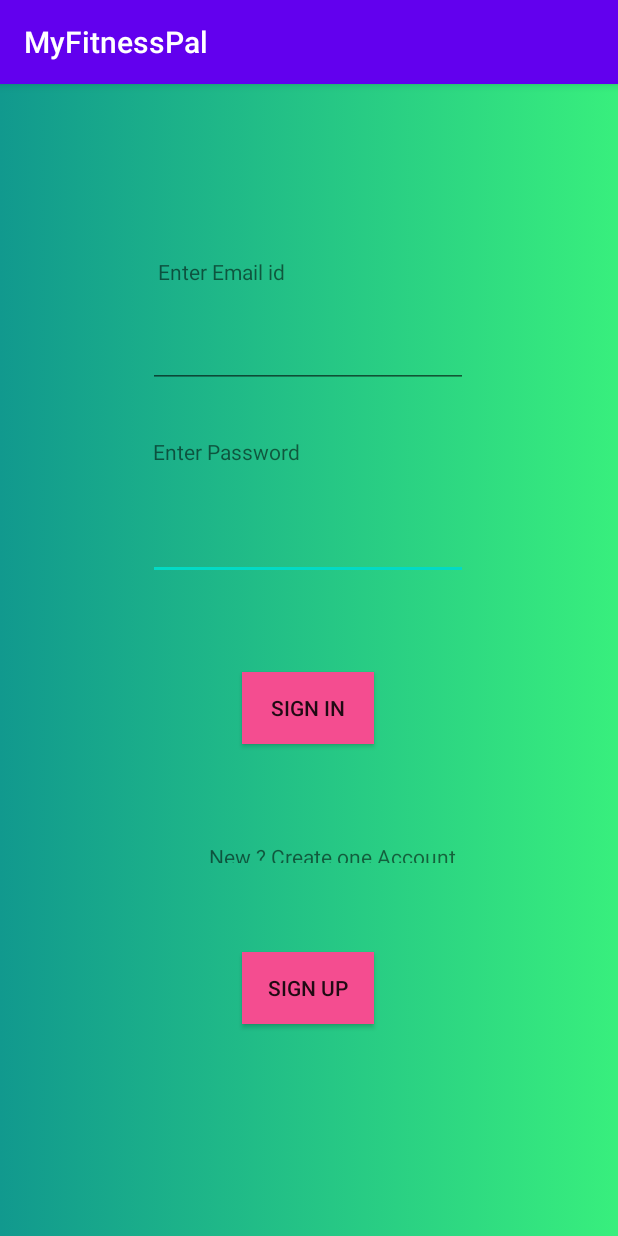
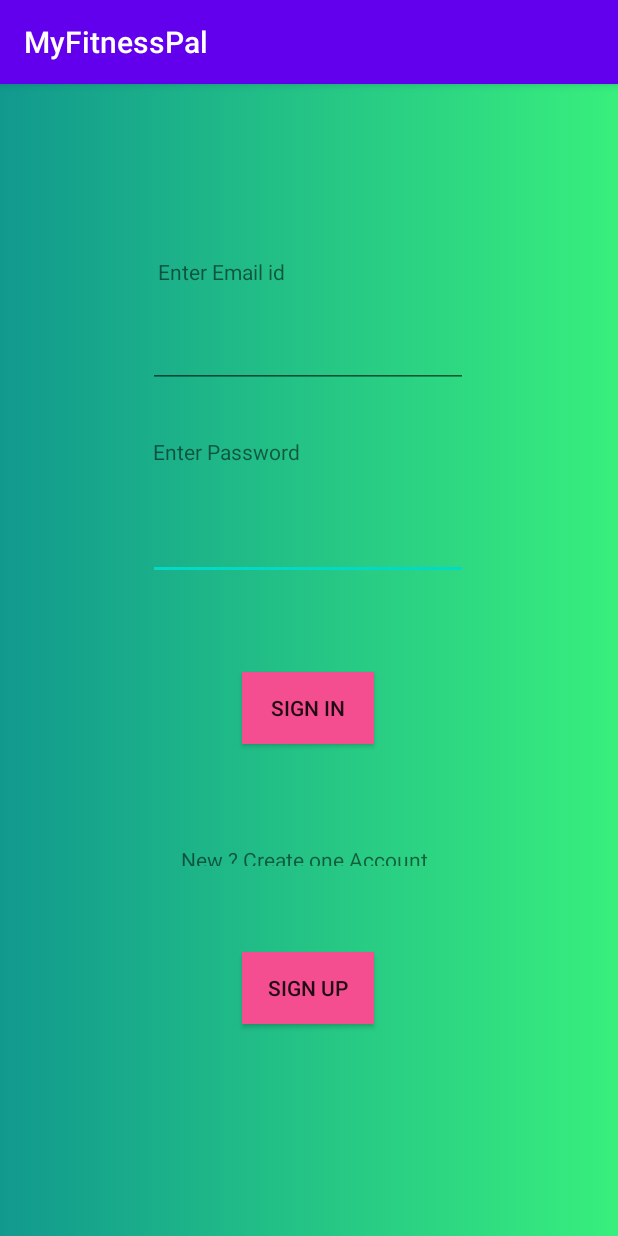
Before and after one commit to SanjiniPal/MyFitnessPal, an Android app: the LoginActivity screen opened directly, with no data from a screen before it, on a phone screen of 412 x 824 dp. Run offline under Robolectric (Android 15) with nearby library versions, the phone set to English and light mode, and no system bars.

Commit message:
place changed

```diff
--- a/app/src/main/res/layout/activity_login.xml
+++ b/app/src/main/res/layout/activity_login.xml
@@ -83,10 +83,9 @@
         android:text="New ? Create one Account"
         app:layout_constraintBottom_toBottomOf="parent"
         app:layout_constraintEnd_toEndOf="parent"
-        app:layout_constraintHorizontal_bias="0.579"
         app:layout_constraintStart_toStartOf="parent"
         app:layout_constraintTop_toTopOf="parent"
-        app:layout_constraintVertical_bias="0.67" />
+        app:layout_constraintVertical_bias="0.673" />
 
     <EditText
         android:id="@+id/editTextTextEmailAddress"
```
